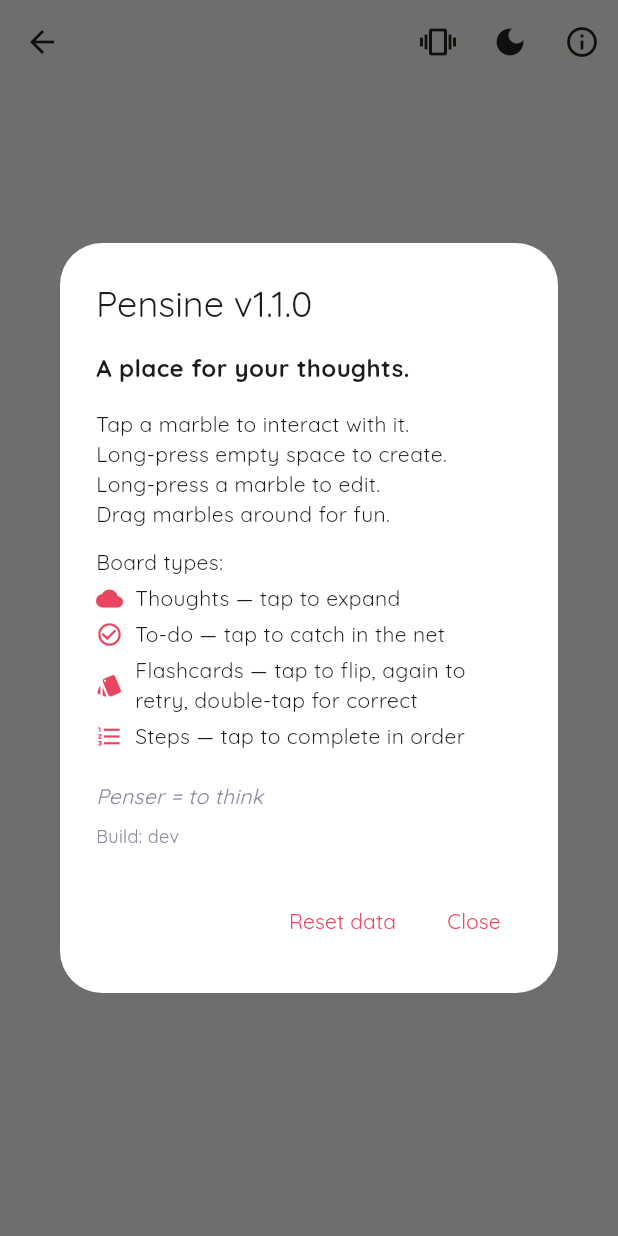
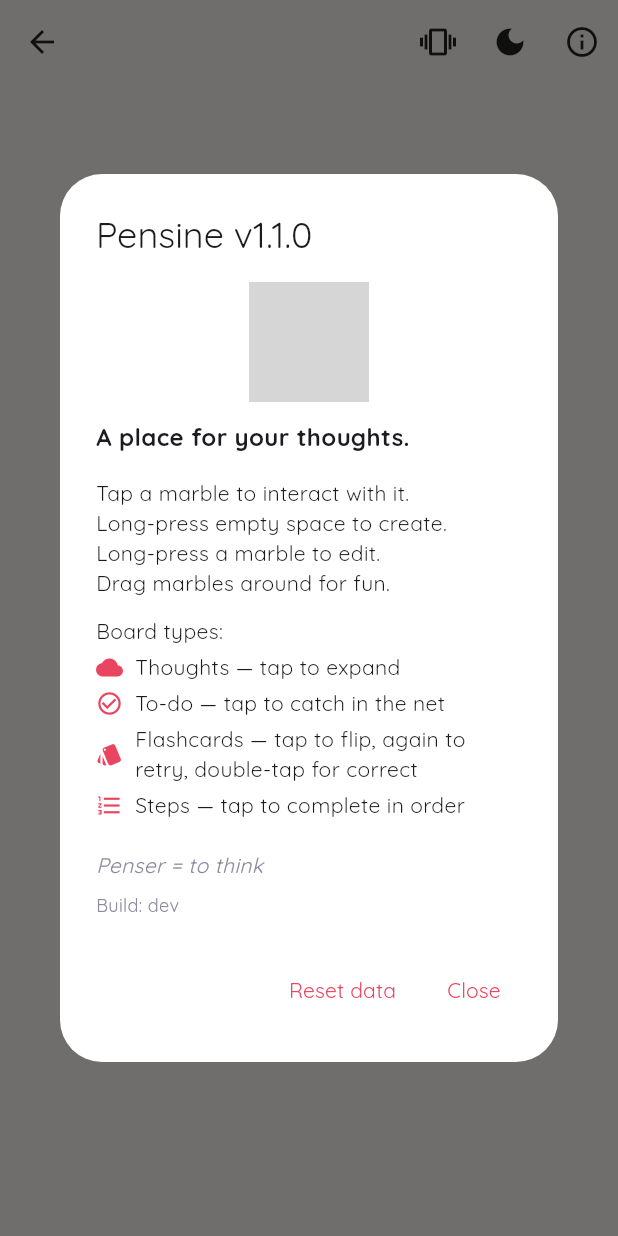
Before and after one commit to FrenchCommando/pensine, a Flutter app: the BoardScreen screen opened directly with empty values, after a tap on the "light mode" icon, after a tap on the "info outline" icon, on a phone screen of 412 x 824 dp. Run offline on Flutter 3.47's test engine with Material 3 defaults, Android fonts, the phone set to English and light mode, and no system bars; our stand-ins replace file_picker, package_info_plus, share_plus, shared_preferences, web; missing offline and left inert: dart:js_interop; accounts and stored records are empty; grey boxes are pictures that could not be loaded.

Commit message:
logo in more places

```diff
--- a/lib/screens/home_screen.dart
+++ b/lib/screens/home_screen.dart
@@ -833,7 +833,14 @@
   Widget build(BuildContext context) {
     return Scaffold(
       appBar: AppBar(
-        title: const Text('Pensine'),
+        title: Row(
+          mainAxisSize: MainAxisSize.min,
+          children: [
+            Image.asset('assets/app_icon.png', width: 28, height: 28),
+            const SizedBox(width: 8),
+            const Text('Pensine'),
+          ],
+        ),
         actions: [
           IconButton(
             icon: const Icon(Icons.file_open),
@@ -881,7 +888,7 @@
                   child: Column(
                     mainAxisSize: MainAxisSize.min,
                     children: [
-                      Icon(Icons.water_drop, size: 64, color: PensineColors.muted(context)),
+                      Image.asset('assets/app_icon.png', width: 64, height: 64),
                       const SizedBox(height: 16),
                       Text(
                         'No workspaces yet.\nTap the folder icon to create one.',
--- a/lib/widgets/about_dialog.dart
+++ b/lib/widgets/about_dialog.dart
@@ -31,6 +31,8 @@
         mainAxisSize: MainAxisSize.min,
         crossAxisAlignment: CrossAxisAlignment.start,
         children: [
+          Center(child: Image.asset('assets/app_icon.png', width: 80, height: 80)),
+          SizedBox(height: 12),
           Text(
             'A place for your thoughts.',
             style: TextStyle(fontSize: 16, fontWeight: FontWeight.w600),
--- a/pubspec.yaml
+++ b/pubspec.yaml
@@ -76,10 +76,8 @@
   # the material Icons class.
   uses-material-design: true
 
-  # To add assets to your application, add an assets section, like this:
-  # assets:
-  #   - images/a_dot_burr.jpeg
-  #   - images/a_dot_ham.jpeg
+  assets:
+    - assets/app_icon.png
 
   # An image asset can refer to one or more resolution-specific "variants", see
   # https://flutter.dev/to/resolution-aware-images
```
Also changed, not shown: 3 other files.
